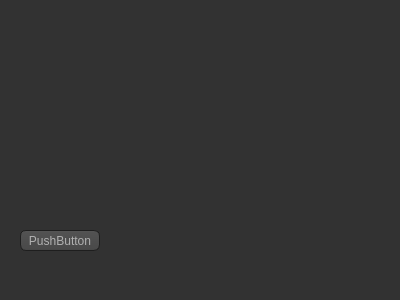
The window that testingdialog.ui (pkarbownik/Image_Recognition) describes before a commit, drawn with Qt 5.
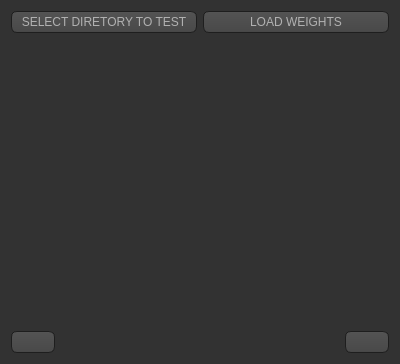
The same window after the commit. Icons and pictures are not drawn.

Commit message: Added initial design for Testing Window. Added arrows in Resources. Przemyslaw Karbownik <przekar4926@gmail.com> pkarbownik <przekar4926@gmail.com> pkarbownik <przekar4926@gmail.com>

Diff of the .ui file:
```diff
--- a/testingdialog.ui
+++ b/testingdialog.ui
@@ -7,7 +7,7 @@
     <x>0</x>
     <y>0</y>
     <width>400</width>
-    <height>300</height>
+    <height>364</height>
    </rect>
   </property>
   <property name="windowTitle">
@@ -474,19 +474,122 @@
     border: 1px solid #444;
 }</string>
   </property>
-  <widget class="QPushButton" name="pushButton">
-   <property name="geometry">
-    <rect>
-     <x>20</x>
-     <y>230</y>
-     <width>80</width>
-     <height>21</height>
-    </rect>
-   </property>
-   <property name="text">
-    <string>PushButton</string>
-   </property>
-  </widget>
+  <layout class="QVBoxLayout" name="verticalLayout">
+   <item>
+    <layout class="QHBoxLayout" name="horizontalLayout">
+     <item>
+      <widget class="QPushButton" name="pushButton">
+       <property name="sizePolicy">
+        <sizepolicy hsizetype="Preferred" vsizetype="Fixed">
+         <horstretch>0</horstretch>
+         <verstretch>0</verstretch>
+        </sizepolicy>
+       </property>
+       <property name="text">
+        <string>SELECT DIRETORY TO TEST</string>
+       </property>
+      </widget>
+     </item>
+     <item>
+      <widget class="QPushButton" name="pushButton_2">
+       <property name="sizePolicy">
+        <sizepolicy hsizetype="Preferred" vsizetype="Fixed">
+         <horstretch>0</horstretch>
+         <verstretch>0</verstretch>
+        </sizepolicy>
+       </property>
+       <property name="text">
+        <string>LOAD WEIGHTS</string>
+       </property>
+      </widget>
+     </item>
+    </layout>
+   </item>
+   <item>
+    <widget class="QLabel" name="label_img">
+     <property name="sizePolicy">
+      <sizepolicy hsizetype="Expanding" vsizetype="Expanding">
+       <horstretch>0</horstretch>
+       <verstretch>0</verstretch>
+      </sizepolicy>
+     </property>
+     <property name="text">
+      <string/>
+     </property>
+    </widget>
+   </item>
+   <item>
+    <layout class="QHBoxLayout" name="horizontalLayout_2">
+     <item>
+      <widget class="QPushButton" name="pushButton_leftArrow">
+       <property name="sizePolicy">
+        <sizepolicy hsizetype="Preferred" vsizetype="Preferred">
+         <horstretch>0</horstretch>
+         <verstretch>0</verstretch>
+        </sizepolicy>
+       </property>
+       <property name="text">
+        <string/>
+       </property>
+       <property name="icon">
+        <iconset resource="resorces.qrc">
+         <normaloff>:/imges/image/left.png</normaloff>:/imges/image/left.png</iconset>
+       </property>
+       <property name="iconSize">
+        <size>
+         <width>40</width>
+         <height>40</height>
+        </size>
+       </property>
+       <property name="checkable">
+        <bool>false</bool>
+       </property>
+      </widget>
+     </item>
+     <item>
+      <widget class="QLabel" name="label_Idetified">
+       <property name="sizePolicy">
+        <sizepolicy hsizetype="Expanding" vsizetype="Preferred">
+         <horstretch>0</horstretch>
+         <verstretch>0</verstretch>
+        </sizepolicy>
+       </property>
+       <property name="font">
+        <font>
+         <pointsize>14</pointsize>
+        </font>
+       </property>
+       <property name="text">
+        <string/>
+       </property>
+      </widget>
+     </item>
+     <item>
+      <widget class="QPushButton" name="pushButton_rightArrow">
+       <property name="sizePolicy">
+        <sizepolicy hsizetype="Preferred" vsizetype="Preferred">
+         <horstretch>0</horstretch>
+         <verstretch>0</verstretch>
+        </sizepolicy>
+       </property>
+       <property name="text">
+        <string/>
+       </property>
+       <property name="icon">
+        <iconset resource="resorces.qrc">
+         <normaloff>:/imges/image/right.png</normaloff>:/imges/image/right.png</iconset>
+       </property>
+       <property name="iconSize">
+        <size>
+         <width>40</width>
+         <height>40</height>
+        </size>
+       </property>
+      </widget>
+     </item>
+    </layout>
+   </item>
+  </layout>
  </widget>
  <resources/>
  <connections/>
```
Left out of the diff: 4 changed lines with no effect on the pictures. The commit also changes 7 other files.
